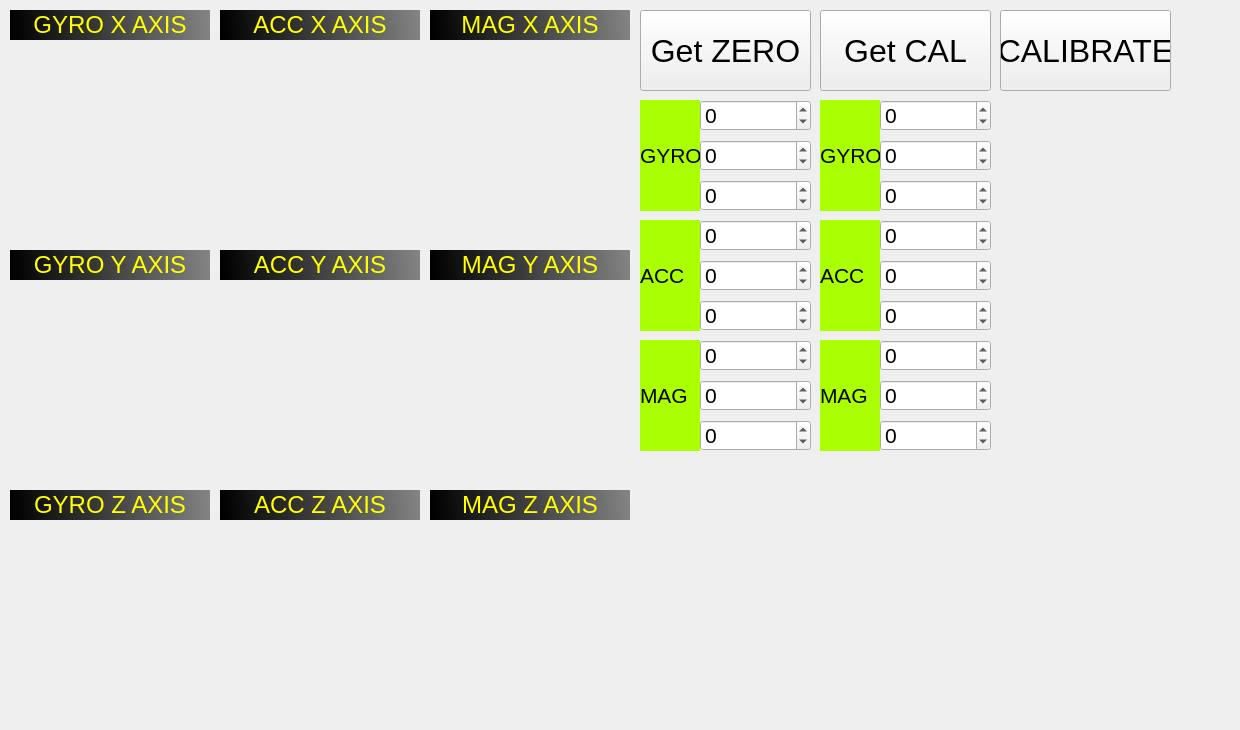
Before: the Qt Designer form mainwindow.ui in ahmetcihan/GUI_gyro_observer, drawn with Qt 5.
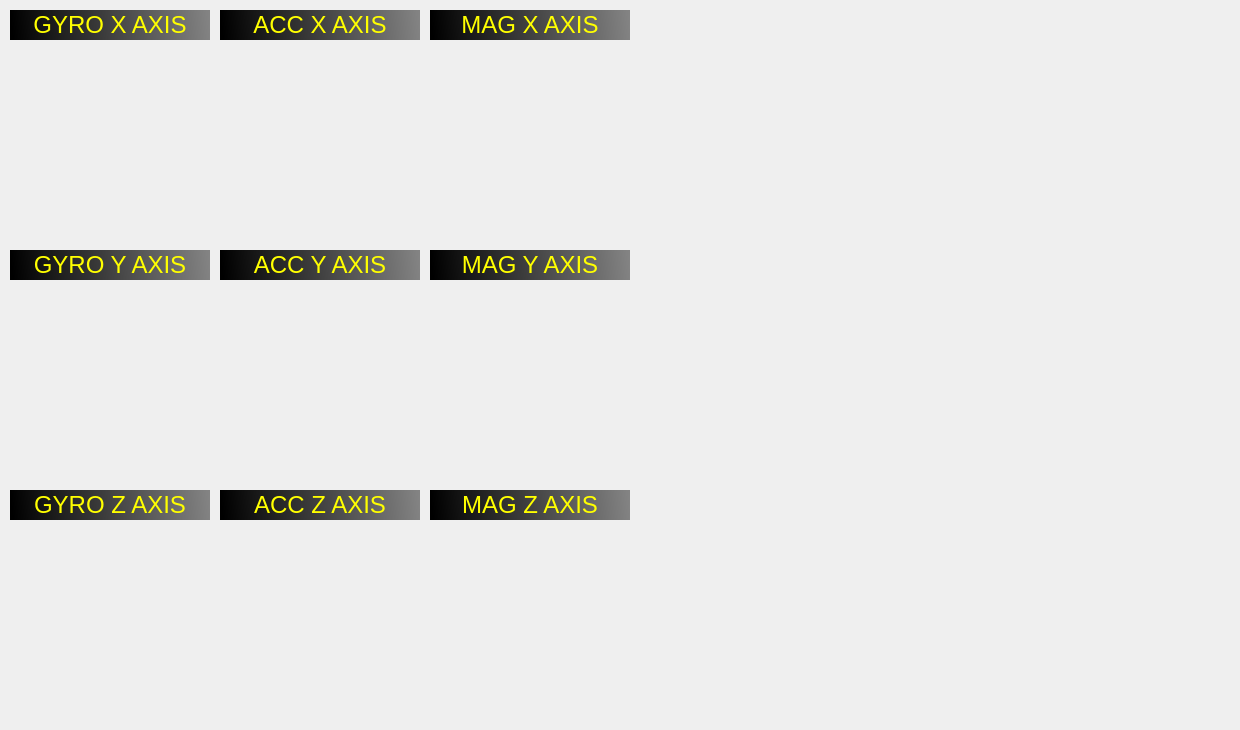
After: the same form once the commit is applied.

```diff
--- a/mainwindow.ui
+++ b/mainwindow.ui
@@ -341,618 +341,6 @@
      <set>Qt::AlignCenter</set>
     </property>
    </widget>
-   <widget class="QPushButton" name="pushButton_get_zero">
-    <property name="geometry">
-     <rect>
-      <x>640</x>
-      <y>10</y>
-      <width>171</width>
-      <height>81</height>
-     </rect>
-    </property>
-    <property name="font">
-     <font>
-      <pointsize>24</pointsize>
-     </font>
-    </property>
-    <property name="text">
-     <string>Get ZERO</string>
-    </property>
-   </widget>
-   <widget class="QDoubleSpinBox" name="doubleSpinBox_gyro_x_zero">
-    <property name="geometry">
-     <rect>
-      <x>700</x>
-      <y>100</y>
-      <width>111</width>
-      <height>31</height>
-     </rect>
-    </property>
-    <property name="font">
-     <font>
-      <pointsize>16</pointsize>
-     </font>
-    </property>
-    <property name="decimals">
-     <number>0</number>
-    </property>
-    <property name="minimum">
-     <double>-999999.000000000000000</double>
-    </property>
-    <property name="maximum">
-     <double>999999.000000000000000</double>
-    </property>
-   </widget>
-   <widget class="QLabel" name="label">
-    <property name="geometry">
-     <rect>
-      <x>640</x>
-      <y>100</y>
-      <width>60</width>
-      <height>111</height>
-     </rect>
-    </property>
-    <property name="font">
-     <font>
-      <pointsize>16</pointsize>
-     </font>
-    </property>
-    <property name="styleSheet">
-     <string notr="true">background-color: rgb(170, 255, 0);</string>
-    </property>
-    <property name="text">
-     <string>GYRO</string>
-    </property>
-   </widget>
-   <widget class="QDoubleSpinBox" name="doubleSpinBox_gyro_y_zero">
-    <property name="geometry">
-     <rect>
-      <x>700</x>
-      <y>140</y>
-      <width>111</width>
-      <height>31</height>
-     </rect>
-    </property>
-    <property name="font">
-     <font>
-      <pointsize>16</pointsize>
-     </font>
-    </property>
-    <property name="decimals">
-     <number>0</number>
-    </property>
-    <property name="minimum">
-     <double>-999999.000000000000000</double>
-    </property>
-    <property name="maximum">
-     <double>999999.000000000000000</double>
-    </property>
-   </widget>
-   <widget class="QDoubleSpinBox" name="doubleSpinBox_gyro_z_zero">
-    <property name="geometry">
-     <rect>
-      <x>700</x>
-      <y>180</y>
-      <width>111</width>
-      <height>31</height>
-     </rect>
-    </property>
-    <property name="font">
-     <font>
-      <pointsize>16</pointsize>
-     </font>
-    </property>
-    <property name="decimals">
-     <number>0</number>
-    </property>
-    <property name="minimum">
-     <double>-999999.000000000000000</double>
-    </property>
-    <property name="maximum">
-     <double>999999.000000000000000</double>
-    </property>
-   </widget>
-   <widget class="QDoubleSpinBox" name="doubleSpinBox_acc_y_zero">
-    <property name="geometry">
-     <rect>
-      <x>700</x>
-      <y>260</y>
-      <width>111</width>
-      <height>31</height>
-     </rect>
-    </property>
-    <property name="font">
-     <font>
-      <pointsize>16</pointsize>
-     </font>
-    </property>
-    <property name="decimals">
-     <number>0</number>
-    </property>
-    <property name="minimum">
-     <double>-999999.000000000000000</double>
-    </property>
-    <property name="maximum">
-     <double>999999.000000000000000</double>
-    </property>
-   </widget>
-   <widget class="QLabel" name="label_2">
-    <property name="geometry">
-     <rect>
-      <x>640</x>
-      <y>220</y>
-      <width>60</width>
-      <height>111</height>
-     </rect>
-    </property>
-    <property name="font">
-     <font>
-      <pointsize>16</pointsize>
-     </font>
-    </property>
-    <property name="styleSheet">
-     <string notr="true">background-color: rgb(170, 255, 0);</string>
-    </property>
-    <property name="text">
-     <string>ACC</string>
-    </property>
-   </widget>
-   <widget class="QDoubleSpinBox" name="doubleSpinBox_acc_x_zero">
-    <property name="geometry">
-     <rect>
-      <x>700</x>
-      <y>220</y>
-      <width>111</width>
-      <height>31</height>
-     </rect>
-    </property>
-    <property name="font">
-     <font>
-      <pointsize>16</pointsize>
-     </font>
-    </property>
-    <property name="decimals">
-     <number>0</number>
-    </property>
-    <property name="minimum">
-     <double>-999999.000000000000000</double>
-    </property>
-    <property name="maximum">
-     <double>999999.000000000000000</double>
-    </property>
-   </widget>
-   <widget class="QDoubleSpinBox" name="doubleSpinBox_acc_z_zero">
-    <property name="geometry">
-     <rect>
-      <x>700</x>
-      <y>300</y>
-      <width>111</width>
-      <height>31</height>
-     </rect>
-    </property>
-    <property name="font">
-     <font>
-      <pointsize>16</pointsize>
-     </font>
-    </property>
-    <property name="decimals">
-     <number>0</number>
-    </property>
-    <property name="minimum">
-     <double>-999999.000000000000000</double>
-    </property>
-    <property name="maximum">
-     <double>999999.000000000000000</double>
-    </property>
-   </widget>
-   <widget class="QDoubleSpinBox" name="doubleSpinBox_mag_y_zero">
-    <property name="geometry">
-     <rect>
-      <x>700</x>
-      <y>380</y>
-      <width>111</width>
-      <height>31</height>
-     </rect>
-    </property>
-    <property name="font">
-     <font>
-      <pointsize>16</pointsize>
-     </font>
-    </property>
-    <property name="decimals">
-     <number>0</number>
-    </property>
-    <property name="minimum">
-     <double>-999999.000000000000000</double>
-    </property>
-    <property name="maximum">
-     <double>999999.000000000000000</double>
-    </property>
-   </widget>
-   <widget class="QLabel" name="label_3">
-    <property name="geometry">
-     <rect>
-      <x>640</x>
-      <y>340</y>
-      <width>60</width>
-      <height>111</height>
-     </rect>
-    </property>
-    <property name="font">
-     <font>
-      <pointsize>16</pointsize>
-     </font>
-    </property>
-    <property name="styleSheet">
-     <string notr="true">background-color: rgb(170, 255, 0);</string>
-    </property>
-    <property name="text">
-     <string>MAG</string>
-    </property>
-   </widget>
-   <widget class="QDoubleSpinBox" name="doubleSpinBox_mag_z_zero">
-    <property name="geometry">
-     <rect>
-      <x>700</x>
-      <y>420</y>
-      <width>111</width>
-      <height>31</height>
-     </rect>
-    </property>
-    <property name="font">
-     <font>
-      <pointsize>16</pointsize>
-     </font>
-    </property>
-    <property name="decimals">
-     <number>0</number>
-    </property>
-    <property name="minimum">
-     <double>-999999.000000000000000</double>
-    </property>
-    <property name="maximum">
-     <double>999999.000000000000000</double>
-    </property>
-   </widget>
-   <widget class="QDoubleSpinBox" name="doubleSpinBox_mag_x_zero">
-    <property name="geometry">
-     <rect>
-      <x>700</x>
-      <y>340</y>
-      <width>111</width>
-      <height>31</height>
-     </rect>
-    </property>
-    <property name="font">
-     <font>
-      <pointsize>16</pointsize>
-     </font>
-    </property>
-    <property name="decimals">
-     <number>0</number>
-    </property>
-    <property name="minimum">
-     <double>-999999.000000000000000</double>
-    </property>
-    <property name="maximum">
-     <double>999999.000000000000000</double>
-    </property>
-   </widget>
-   <widget class="QLabel" name="label_4">
-    <property name="geometry">
-     <rect>
-      <x>820</x>
-      <y>340</y>
-      <width>60</width>
-      <height>111</height>
-     </rect>
-    </property>
-    <property name="font">
-     <font>
-      <pointsize>16</pointsize>
-     </font>
-    </property>
-    <property name="styleSheet">
-     <string notr="true">background-color: rgb(170, 255, 0);</string>
-    </property>
-    <property name="text">
-     <string>MAG</string>
-    </property>
-   </widget>
-   <widget class="QDoubleSpinBox" name="doubleSpinBox_acc_y_cal">
-    <property name="geometry">
-     <rect>
-      <x>880</x>
-      <y>260</y>
-      <width>111</width>
-      <height>31</height>
-     </rect>
-    </property>
-    <property name="font">
-     <font>
-      <pointsize>16</pointsize>
-     </font>
-    </property>
-    <property name="decimals">
-     <number>0</number>
-    </property>
-    <property name="minimum">
-     <double>-999999.000000000000000</double>
-    </property>
-    <property name="maximum">
-     <double>999999.000000000000000</double>
-    </property>
-   </widget>
-   <widget class="QPushButton" name="pushButton_get_cal">
-    <property name="geometry">
-     <rect>
-      <x>820</x>
-      <y>10</y>
-      <width>171</width>
-      <height>81</height>
-     </rect>
-    </property>
-    <property name="font">
-     <font>
-      <pointsize>24</pointsize>
-     </font>
-    </property>
-    <property name="text">
-     <string>Get CAL</string>
-    </property>
-   </widget>
-   <widget class="QDoubleSpinBox" name="doubleSpinBox_mag_x_cal">
-    <property name="geometry">
-     <rect>
-      <x>880</x>
-      <y>340</y>
-      <width>111</width>
-      <height>31</height>
-     </rect>
-    </property>
-    <property name="font">
-     <font>
-      <pointsize>16</pointsize>
-     </font>
-    </property>
-    <property name="decimals">
-     <number>0</number>
-    </property>
-    <property name="minimum">
-     <double>-999999.000000000000000</double>
-    </property>
-    <property name="maximum">
-     <double>999999.000000000000000</double>
-    </property>
-   </widget>
-   <widget class="QDoubleSpinBox" name="doubleSpinBox_gyro_y_cal">
-    <property name="geometry">
-     <rect>
-      <x>880</x>
-      <y>140</y>
-      <width>111</width>
-      <height>31</height>
-     </rect>
-    </property>
-    <property name="font">
-     <font>
-      <pointsize>16</pointsize>
-     </font>
-    </property>
-    <property name="decimals">
-     <number>0</number>
-    </property>
-    <property name="minimum">
-     <double>-999999.000000000000000</double>
-    </property>
-    <property name="maximum">
-     <double>999999.000000000000000</double>
-    </property>
-   </widget>
-   <widget class="QLabel" name="label_5">
-    <property name="geometry">
-     <rect>
-      <x>820</x>
-      <y>100</y>
-      <width>60</width>
-      <height>111</height>
-     </rect>
-    </property>
-    <property name="font">
-     <font>
-      <pointsize>16</pointsize>
-     </font>
-    </property>
-    <property name="styleSheet">
-     <string notr="true">background-color: rgb(170, 255, 0);</string>
-    </property>
-    <property name="text">
-     <string>GYRO</string>
-    </property>
-   </widget>
-   <widget class="QDoubleSpinBox" name="doubleSpinBox_mag_y_cal">
-    <property name="geometry">
-     <rect>
-      <x>880</x>
-      <y>380</y>
-      <width>111</width>
-      <height>31</height>
-     </rect>
-    </property>
-    <property name="font">
-     <font>
-      <pointsize>16</pointsize>
-     </font>
-    </property>
-    <property name="decimals">
-     <number>0</number>
-    </property>
-    <property name="minimum">
-     <double>-999999.000000000000000</double>
-    </property>
-    <property name="maximum">
-     <double>999999.000000000000000</double>
-    </property>
-   </widget>
-   <widget class="QDoubleSpinBox" name="doubleSpinBox_gyro_x_cal">
-    <property name="geometry">
-     <rect>
-      <x>880</x>
-      <y>100</y>
-      <width>111</width>
-      <height>31</height>
-     </rect>
-    </property>
-    <property name="font">
-     <font>
-      <pointsize>16</pointsize>
-     </font>
-    </property>
-    <property name="decimals">
-     <number>0</number>
-    </property>
-    <property name="minimum">
-     <double>-999999.000000000000000</double>
-    </property>
-    <property name="maximum">
-     <double>999999.000000000000000</double>
-    </property>
-   </widget>
-   <widget class="QLabel" name="label_6">
-    <property name="geometry">
-     <rect>
-      <x>820</x>
-      <y>220</y>
-      <width>60</width>
-      <height>111</height>
-     </rect>
-    </property>
-    <property name="font">
-     <font>
-      <pointsize>16</pointsize>
-     </font>
-    </property>
-    <property name="styleSheet">
-     <string notr="true">background-color: rgb(170, 255, 0);</string>
-    </property>
-    <property name="text">
-     <string>ACC</string>
-    </property>
-   </widget>
-   <widget class="QDoubleSpinBox" name="doubleSpinBox_acc_z_cal">
-    <property name="geometry">
-     <rect>
-      <x>880</x>
-      <y>300</y>
-      <width>111</width>
-      <height>31</height>
-     </rect>
-    </property>
-    <property name="font">
-     <font>
-      <pointsize>16</pointsize>
-     </font>
-    </property>
-    <property name="decimals">
-     <number>0</number>
-    </property>
-    <property name="minimum">
-     <double>-999999.000000000000000</double>
-    </property>
-    <property name="maximum">
-     <double>999999.000000000000000</double>
-    </property>
-   </widget>
-   <widget class="QDoubleSpinBox" name="doubleSpinBox_gyro_z_cal">
-    <property name="geometry">
-     <rect>
-      <x>880</x>
-      <y>180</y>
-      <width>111</width>
-      <height>31</height>
-     </rect>
-    </property>
-    <property name="font">
-     <font>
-      <pointsize>16</pointsize>
-     </font>
-    </property>
-    <property name="decimals">
-     <number>0</number>
-    </property>
-    <property name="minimum">
-     <double>-999999.000000000000000</double>
-    </property>
-    <property name="maximum">
-     <double>999999.000000000000000</double>
-    </property>
-   </widget>
-   <widget class="QDoubleSpinBox" name="doubleSpinBox_mag_z_cal">
-    <property name="geometry">
-     <rect>
-      <x>880</x>
-      <y>420</y>
-      <width>111</width>
-      <height>31</height>
-     </rect>
-    </property>
-    <property name="font">
-     <font>
-      <pointsize>16</pointsize>
-     </font>
-    </property>
-    <property name="decimals">
-     <number>0</number>
-    </property>
-    <property name="minimum">
-     <double>-999999.000000000000000</double>
-    </property>
-    <property name="maximum">
-     <double>999999.000000000000000</double>
-    </property>
-   </widget>
-   <widget class="QDoubleSpinBox" name="doubleSpinBox_acc_x_cal">
-    <property name="geometry">
-     <rect>
-      <x>880</x>
-      <y>220</y>
-      <width>111</width>
-      <height>31</height>
-     </rect>
-    </property>
-    <property name="font">
-     <font>
-      <pointsize>16</pointsize>
-     </font>
-    </property>
-    <property name="decimals">
-     <number>0</number>
-    </property>
-    <property name="minimum">
-     <double>-999999.000000000000000</double>
-    </property>
-    <property name="maximum">
-     <double>999999.000000000000000</double>
-    </property>
-   </widget>
-   <widget class="QPushButton" name="pushButton_get_cal_2">
-    <property name="geometry">
-     <rect>
-      <x>1000</x>
-      <y>10</y>
-      <width>171</width>
-      <height>81</height>
-     </rect>
-    </property>
-    <property name="font">
-     <font>
-      <pointsize>24</pointsize>
-     </font>
-    </property>
-    <property name="text">
-     <string>CALIBRATE</string>
-    </property>
-   </widget>
   </widget>
  </widget>
  <layoutdefault spacing="6" margin="11"/>
```
